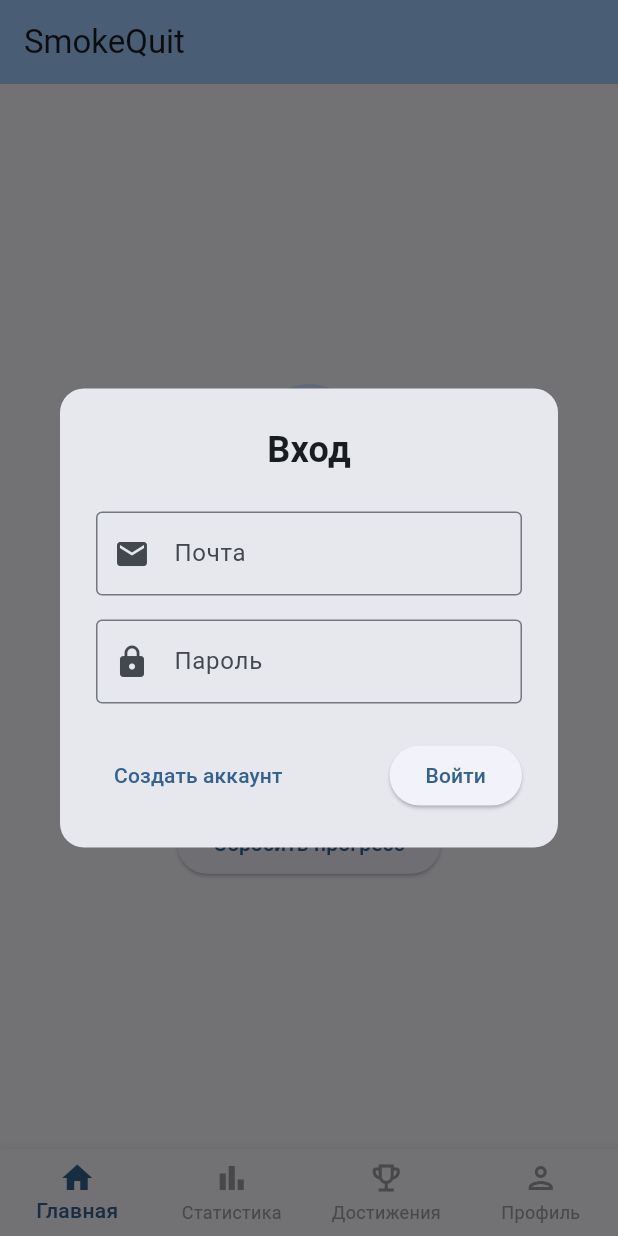
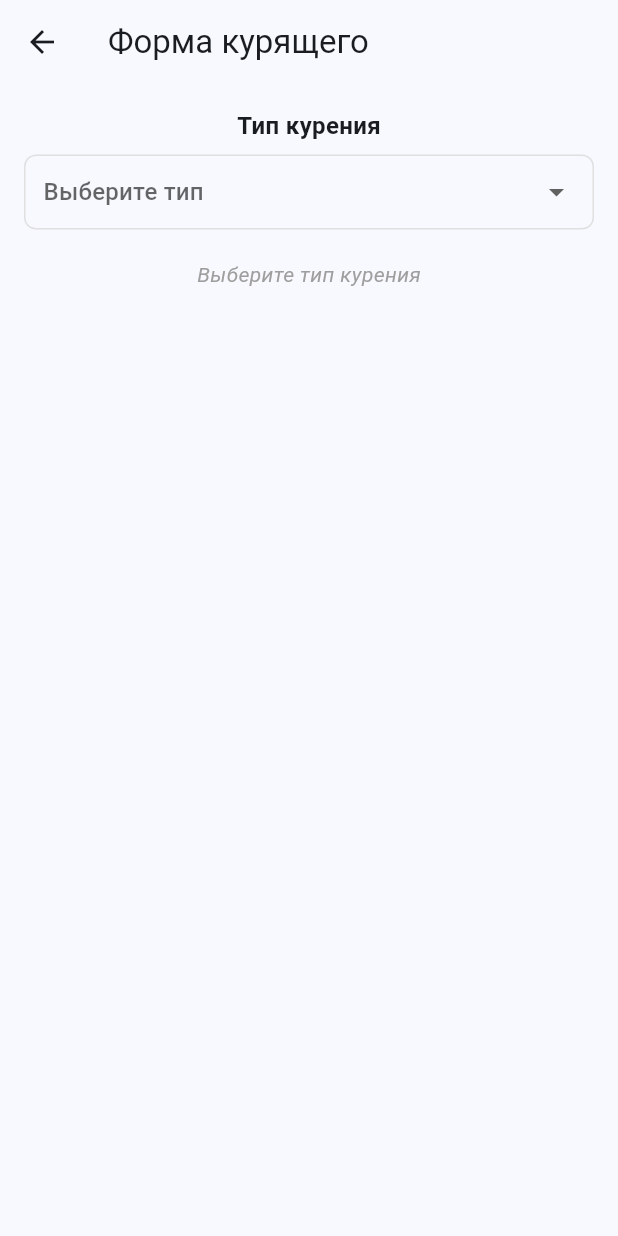
Before and after one commit to meow-barsik/smoke_quit, a Flutter app: the screen it shows after launch, on a phone screen of 412 x 824 dp. Run offline on Flutter 3.47's test engine with Material 3 defaults, Android fonts, the phone set to English and light mode, and no system bars; our stand-ins replace firebase_core, firebase_database; missing offline and left inert: dart:ffi; accounts and stored records are empty.

Commit message:
ui onboarding beta release

```diff
--- a/lib/main.dart
+++ b/lib/main.dart
@@ -1,3 +1,5 @@
+import 'dart:ffi';
+
 import 'package:firebase_database/firebase_database.dart';
 import 'package:flutter/material.dart';
 import 'backend.dart';
@@ -51,10 +53,11 @@ class _MainScreenState extends State<MainScreen> {
     super.initState();
     _pageController = PageController();
 
-    // Показываем диалог после инициализации
     WidgetsBinding.instance.addPostFrameCallback((_) {
       if (mounted) {
-        AuthReg.show(context);
+        Navigator.of(context).push(
+            MaterialPageRoute(builder: (context) => OnBoardingWindow()));
+        //AuthReg.show(context);
       }
     });
   }
@@ -383,6 +386,184 @@ class _AuthState extends State<AuthReg> {
   }
 }
 
+class OnBoardingWindow extends StatefulWidget {
+  const OnBoardingWindow({super.key});
+
+  @override
+  State<StatefulWidget> createState() => OnBoardingWindowState();
+}
+
+class OnBoardingWindowState extends State<OnBoardingWindow> {
+  String? _selectedValue;
+  final List<String> _types = ["Обычные сигареты", "Электронные сигареты"];
+  String _cigType = "thin";
+
+  @override
+  Widget build(BuildContext context) {
+    return Scaffold(
+      appBar: AppBar(
+        title: Text("Форма курящего", textAlign: TextAlign.center),
+      ),
+      body: Padding(
+        padding: EdgeInsets.all(16),
+        child: Column(
+          children: [
+            Text(
+              "Тип курения",
+              style: TextStyle(fontSize: 16, fontWeight: FontWeight.bold),
+            ),
+            SizedBox(height: 8),
+            _smokingType(),
+            SizedBox(height: 20),
+            ..._selectContent(),
+          ],
+        ),
+      ),
+    );
+  }
+
+  Widget _smokingType() {
+    return Container(
+      padding: EdgeInsets.symmetric(horizontal: 12),
+      decoration: BoxDecoration(
+        border: Border.all(color: Colors.grey.shade300),
+        borderRadius: BorderRadius.circular(8),
+      ),
+      child: DropdownButton<String>(
+        value: _selectedValue,
+        isExpanded: true,
+        hint: Text("Выберите тип"),
+        items: _types.map((type) {
+          return DropdownMenuItem<String>(
+            value: type,
+            child: Text(type),
+          );
+        }).toList(),
+        onChanged: (String? newVal) {
+          setState(() {
+            _selectedValue = newVal;
+          });
+        },
+        underline: SizedBox(), // Убираем стандартную линию
+      ),
+    );
+  }
+
+  List<Widget> _selectContent() {
+    if (_selectedValue == null) {
+      return [
+        Text(
+          "Выберите тип курения",
+          style: TextStyle(
+            color: Colors.grey,
+            fontStyle: FontStyle.italic,
+          ),
+        ),
+      ];
+    }
+    switch (_selectedValue) {
+      case "Обычные сигареты":
+        return _cigContent();
+      case "Электронные сигареты":
+        return _electroContent();
+      default:
+        return [];
+    }
+  }
+
+  List<Widget> _cigContent() {
+    return [
+      SizedBox(height: 16),
+      TextField(
+        decoration: InputDecoration(
+          labelText: "Сигарет в день",
+          hintText: "Например: 20",
+          border: OutlineInputBorder(),
+        ),
+        keyboardType: TextInputType.number,
+      ),
+      SizedBox(height: 12),
+      TextField(
+        decoration: InputDecoration(
+          labelText: "Стоимость пачки",
+          hintText: "Например: 200",
+          border: OutlineInputBorder(),
+        ),
+        keyboardType: TextInputType.number,
+      ),
+      SizedBox(height: 16),
+      Text(
+        "Тип сигарет:",
+        style: TextStyle(fontSize: 16, fontWeight: FontWeight.bold),
+      ),
+      SizedBox(height: 8),
+      // Исправленные Radio кнопки
+      Row(
+        children: <Widget>[
+          Expanded(
+            child: RadioListTile<String>(
+              title: Text("Тонкие"),
+              value: "thin",
+              groupValue: _cigType,
+              onChanged: (String? value) {
+                setState(() {
+                  _cigType = value!;
+                });
+              },
+            ),
+          ),
+          Expanded(
+            child: RadioListTile<String>(
+              title: Text("Толстые"),
+              value: "thick",
+              groupValue: _cigType,
+              onChanged: (String? value) {
+                setState(() {
+                  _cigType = value!;
+                });
+              },
+            ),
+          ),
+        ],
+      ),
+    ];
+  }
+
+  List<Widget> _electroContent() {
+    return [
+      SizedBox(height: 16),
+      TextField(
+        decoration: InputDecoration(
+          labelText: "Затяжек в день",
+          hintText: "Например: 200",
+          border: OutlineInputBorder(),
+        ),
+        keyboardType: TextInputType.number,
+      ),
+      SizedBox(height: 12),
+      TextField(
+        decoration: InputDecoration(
+          labelText: "Стоимость жидкости",
+          hintText: "Например: 500",
+          border: OutlineInputBorder(),
+        ),
+        keyboardType: TextInputType.number,
+      ),
+      SizedBox(height: 12),
+      TextField(
+        decoration: InputDecoration(
+          labelText: "Мл жидкости в день",
+          hintText: "Например: 5",
+          border: OutlineInputBorder(),
+        ),
+        keyboardType: TextInputType.number,
+      ),
+    ];
+  }
+}
+
+
+
 class PlaceholderWidget extends StatelessWidget {
   final String title;
 
```
